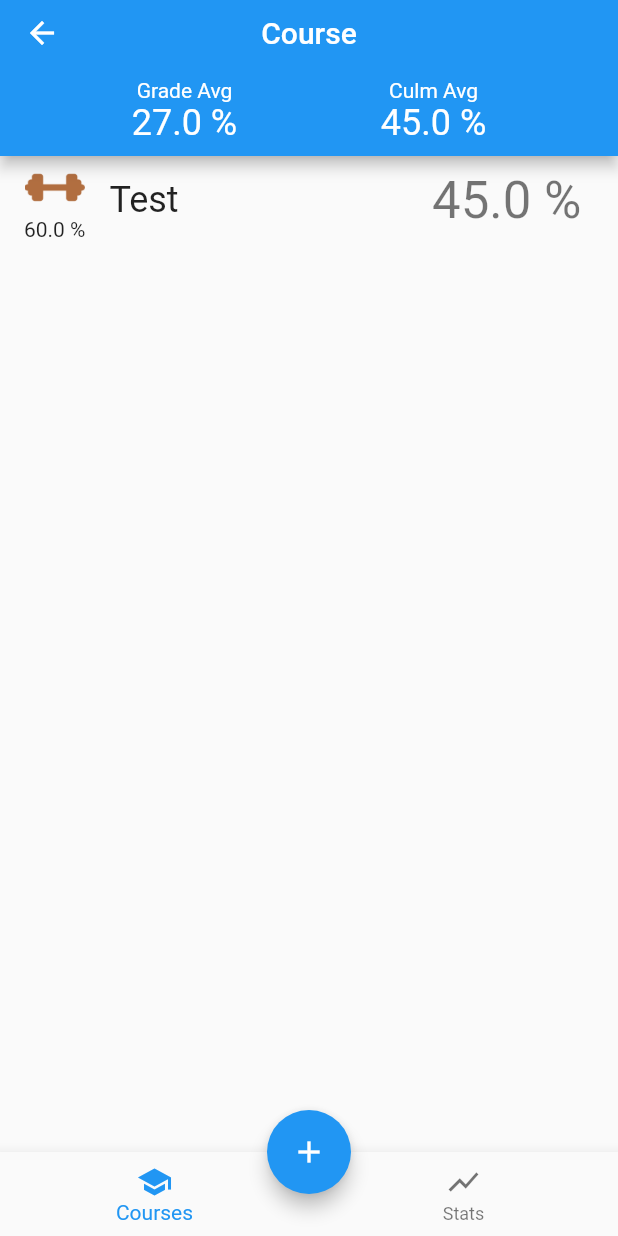
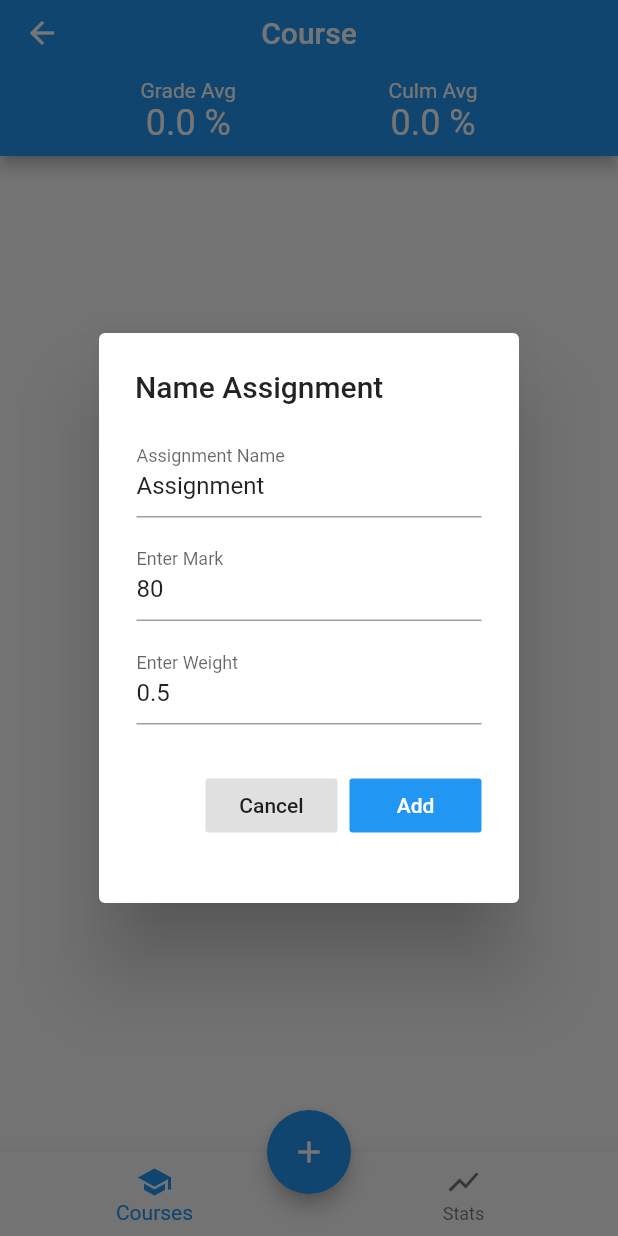
Before and after one commit to isaiahb/MarkCalculator, a Flutter app: the screen it shows after launch, after a tap on the "add" icon, on a phone screen of 412 x 824 dp. Run offline on Flutter 3.47's test engine with Material 2 defaults, Android fonts, the phone set to English and light mode, and no system bars.

Commit message:
Changed Icon, adding dialog when adding new task to define, name, weight and mark

```diff
--- a/lib/assignmentList.dart
+++ b/lib/assignmentList.dart
@@ -124,9 +124,9 @@ class _AssignmentWidgetState extends State<AssignmentWidget> {
       leading: Column(
 
         children: <Widget>[
-          ImageIcon(
-            AssetImage('assets/weight.png'),
-            color: Color.lerp(Colors.green, Colors.red, widget.gradable.weight),
+          Icon(
+            Icons.show_chart,
+            color: Color.lerp(Colors.red, Colors.green, widget.gradable.weight),
             size: 40,
           ),
           Text((100*widget.gradable.getWeight()).toString() + " %")
--- a/lib/main.dart
+++ b/lib/main.dart
@@ -3,22 +3,45 @@ import 'assignmentList.dart';
 import 'models/user.dart';
 import 'appBar.dart';
 
-void main() => runApp(new CourseWidget(Course(gradables: [new Gradable(name: "test2", grade: 87.0, weight: 0.2)])));
+void main() {
+  Course course = Course(gradables: [new Gradable(name: "test2", grade: 87.0, weight: 0.2)]);
+  runApp(MarkCalculator(course));
+}
+
+class MarkCalculator extends StatelessWidget {
+  final Course course;
+  MarkCalculator(this.course);
+
+  @override
+  Widget build(BuildContext context) {
+    return MaterialApp(
+      title: "Course",
+      home: CourseWidget(course),
+      debugShowCheckedModeBanner: false,
+    );
+  }
+
+}
 
 class CourseWidget extends StatefulWidget {
-  Course course;
+  final Course course;
   CourseWidget(this.course);
 
   @override
   _CourseWidgetState createState() => _CourseWidgetState();
 }
 
+
 class _CourseWidgetState extends State<CourseWidget> {
+  final nameController = TextEditingController(text: "Assignment");
+  final markController = TextEditingController(text: "80");
+  final weightController = TextEditingController(text: "0.5");
   int _selectedIndex = 0;
 
-  void _addGradable(){
+
+  void _addGradable({String name = "Assignment", double weight = 0.1, double mark = 80}){
     setState(() {
-      widget.course.addGradable("Test", 0.6, 45);
+      widget.course.addGradable(name, weight, mark);
     });
   }
 
@@ -35,13 +58,90 @@ class _CourseWidgetState extends State<CourseWidget> {
     });
   }
 
+  void _showAddDialog(BuildContext context) {
+    showDialog(
+        context: context,
+        builder: (BuildContext context) {
+          return SimpleDialog(
+            title: Text("Name Assignment"),
+              children: <Widget>[
+                Padding(
+                  padding: const EdgeInsets.symmetric(horizontal: 25.0, vertical: 5.0),
+                  child: TextFormField(
+                    controller: nameController,
+                    decoration: InputDecoration(
+                      labelText: 'Assignment Name',
+                    ),
+                  ),
+                ),
+
+                Padding(
+                  padding: const EdgeInsets.symmetric(horizontal: 25.0, vertical: 5.0),
+                  child: TextFormField(
+                    controller: markController,
+                    decoration: InputDecoration(
+                      labelText: 'Enter Mark',
+                    ),
+                  ),
+                ),
+
+                Padding(
+                  padding: const EdgeInsets.symmetric(horizontal: 25.0, vertical: 5.0),
+                  child: TextFormField(
+                    controller: weightController,
+                    decoration: InputDecoration(
+                      labelText: 'Enter Weight',
+                    ),
+                  ),
+                ),
+
+                Padding(
+                  padding: const EdgeInsets.all(25.0),
+                  child: Row (
+                    mainAxisAlignment: MainAxisAlignment.end,
+                    children: <Widget>[
+                      Spacer(),
+
+
+                      FlatButton(
+                        textTheme: Theme.of(context).buttonTheme.textTheme,
+                        color: Colors.black12,
+                        child: Text("Cancel"),
+                        onPressed: () {
+                          Navigator.of(context).pop();
+                        },
+                      ),
+
+                      Padding(
+                        padding: const EdgeInsets.only(left: 8.0),
+                        child: FlatButton(
+                            color: Theme.of(context).primaryColor,
+                            child: Text("Add", style: TextStyle(color: Colors.white)),
+                            onPressed: () {
+                              _addGradable(
+                                  name: nameController.text,
+                                  weight: double.parse(weightController.text),
+                                  mark: double.parse(markController.text)
+                              );
+                              Navigator.of(context).pop();
+
+                            }
+                        ),
+                      ),
+                    ],
+                  ),
+                )
+              ],
+
+          );
+        }
+    );
+  }
+
   @override
   Widget build(BuildContext context) {
-//    widget.course = widget.course != null ? widget.course : Course(gradables: [new Gradable(name: "test1")]);
 
-    return MaterialApp(
-      title: "Course",
-      home: Scaffold(
+    return Scaffold(
         appBar: AppBar(
           centerTitle: true,
           title: Text("Course"),
@@ -60,13 +160,15 @@ class _CourseWidgetState extends State<CourseWidget> {
               )
           ),
         ),
+
         floatingActionButtonLocation: FloatingActionButtonLocation.centerDocked,
+
         floatingActionButton: FloatingActionButton(
           child: Icon(Icons.add),
           backgroundColor: Colors.blue,
-          onPressed: _addGradable,
+//          onPressed: ()=>  _addGradable(),//_showAddDialog(context),
+          onPressed: ()=>  _showAddDialog(context),
           elevation: 5,
-
         ),
 
         bottomNavigationBar: BottomNavigationBar(
@@ -86,11 +188,8 @@ class _CourseWidgetState extends State<CourseWidget> {
           onTap: _onTap,
         ),
 
+        body: AssignmentList(widget.course, _removeGrade)
+      );
+  }
 
-        body: AssignmentList(widget.course, _removeGrade)
-        ),
-    debugShowCheckedModeBanner: false,
-    );
-
-  }
 }
```
